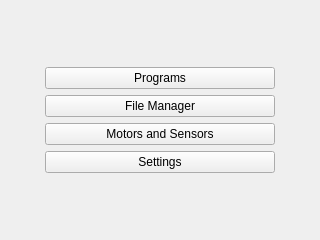
First picture: the form in ui/HomeWidget.ui, repository kipr/botui, before the edit.
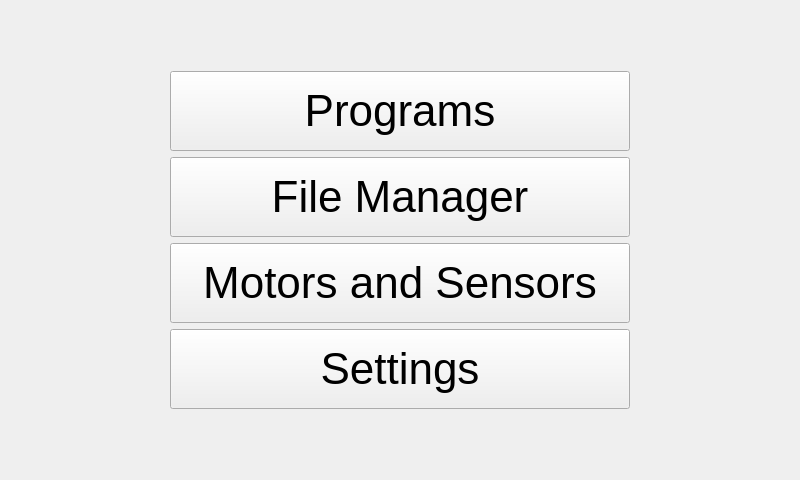
Second picture: the form after the edit. Icons and pictures are not drawn.

The edit to the form file:
```diff
--- a/ui/HomeWidget.ui
+++ b/ui/HomeWidget.ui
@@ -6,8 +6,8 @@
    <rect>
     <x>0</x>
     <y>0</y>
-    <width>320</width>
-    <height>240</height>
+    <width>800</width>
+    <height>480</height>
    </rect>
   </property>
   <property name="windowTitle">
@@ -58,12 +58,26 @@
        </item>
        <item>
         <widget class="QPushButton" name="programs">
+         <property name="enabled">
+          <bool>true</bool>
+         </property>
+         <property name="sizePolicy">
+          <sizepolicy hsizetype="Minimum" vsizetype="Fixed">
+           <horstretch>0</horstretch>
+           <verstretch>0</verstretch>
+          </sizepolicy>
+         </property>
          <property name="minimumSize">
           <size>
-           <width>230</width>
-           <height>0</height>
+           <width>460</width>
+           <height>80</height>
           </size>
          </property>
+         <property name="font">
+          <font>
+           <pointsize>33</pointsize>
+          </font>
+         </property>
          <property name="text">
           <string>Programs</string>
          </property>
@@ -71,10 +85,27 @@
           <iconset resource="../rc/icons.qrc">
            <normaloff>:/icons/application_osx_terminal.png</normaloff>:/icons/application_osx_terminal.png</iconset>
          </property>
+         <property name="iconSize">
+          <size>
+           <width>16</width>
+           <height>16</height>
+          </size>
+         </property>
         </widget>
        </item>
        <item>
         <widget class="QPushButton" name="fileManager">
+         <property name="minimumSize">
+          <size>
+           <width>0</width>
+           <height>80</height>
+          </size>
+         </property>
+         <property name="font">
+          <font>
+           <pointsize>33</pointsize>
+          </font>
+         </property>
          <property name="text">
           <string>File Manager</string>
          </property>
@@ -82,10 +113,27 @@
           <iconset resource="../rc/icons.qrc">
            <normaloff>:/icons/folder_magnify.png</normaloff>:/icons/folder_magnify.png</iconset>
          </property>
+         <property name="iconSize">
+          <size>
+           <width>16</width>
+           <height>16</height>
+          </size>
+         </property>
         </widget>
        </item>
        <item>
         <widget class="QPushButton" name="motorsSensors">
+         <property name="minimumSize">
+          <size>
+           <width>0</width>
+           <height>80</height>
+          </size>
+         </property>
+         <property name="font">
+          <font>
+           <pointsize>33</pointsize>
+          </font>
+         </property>
          <property name="text">
           <string>Motors and Sensors</string>
          </property>
@@ -93,10 +141,27 @@
           <iconset resource="../rc/icons.qrc">
            <normaloff>:/icons/lightbulb.png</normaloff>:/icons/lightbulb.png</iconset>
          </property>
+         <property name="iconSize">
+          <size>
+           <width>16</width>
+           <height>16</height>
+          </size>
+         </property>
         </widget>
        </item>
        <item>
         <widget class="QPushButton" name="settings">
+         <property name="minimumSize">
+          <size>
+           <width>0</width>
+           <height>80</height>
+          </size>
+         </property>
+         <property name="font">
+          <font>
+           <pointsize>33</pointsize>
+          </font>
+         </property>
          <property name="text">
           <string>Settings</string>
          </property>
@@ -104,6 +169,12 @@
           <iconset resource="../rc/icons.qrc">
            <normaloff>:/icons/user.png</normaloff>:/icons/user.png</iconset>
          </property>
+         <property name="iconSize">
+          <size>
+           <width>16</width>
+           <height>16</height>
+          </size>
+         </property>
         </widget>
        </item>
        <item>
@@ -111,6 +182,9 @@
          <property name="orientation">
           <enum>Qt::Vertical</enum>
          </property>
+         <property name="sizeType">
+          <enum>QSizePolicy::Expanding</enum>
+         </property>
          <property name="sizeHint" stdset="0">
           <size>
            <width>20</width>
```
